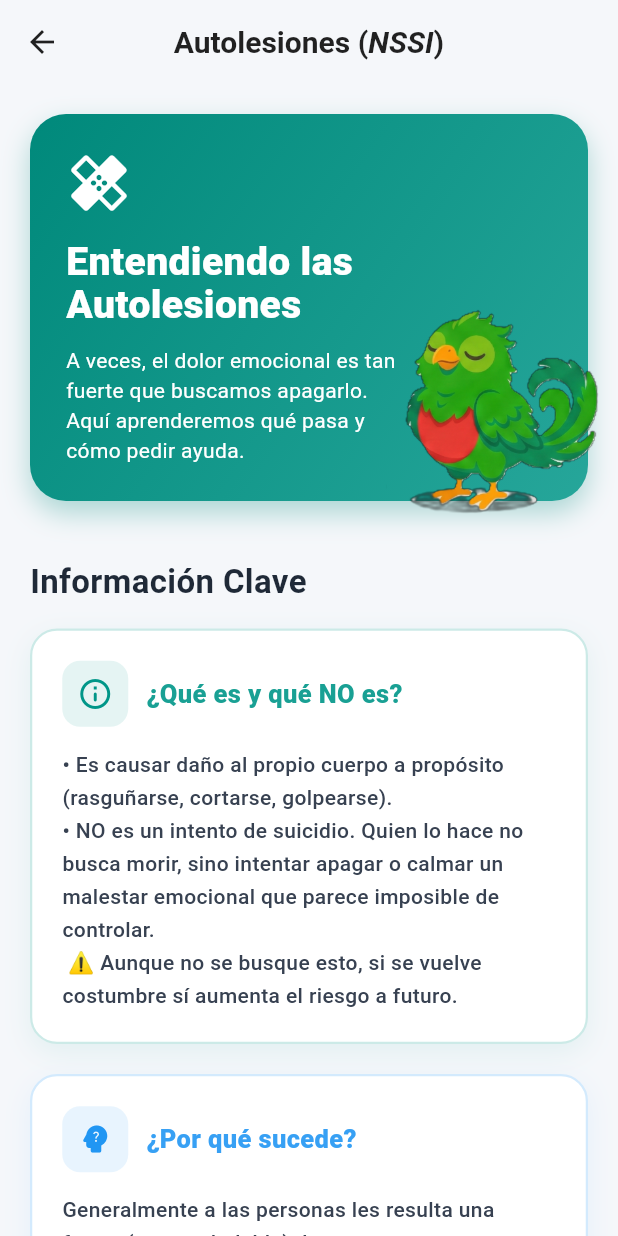
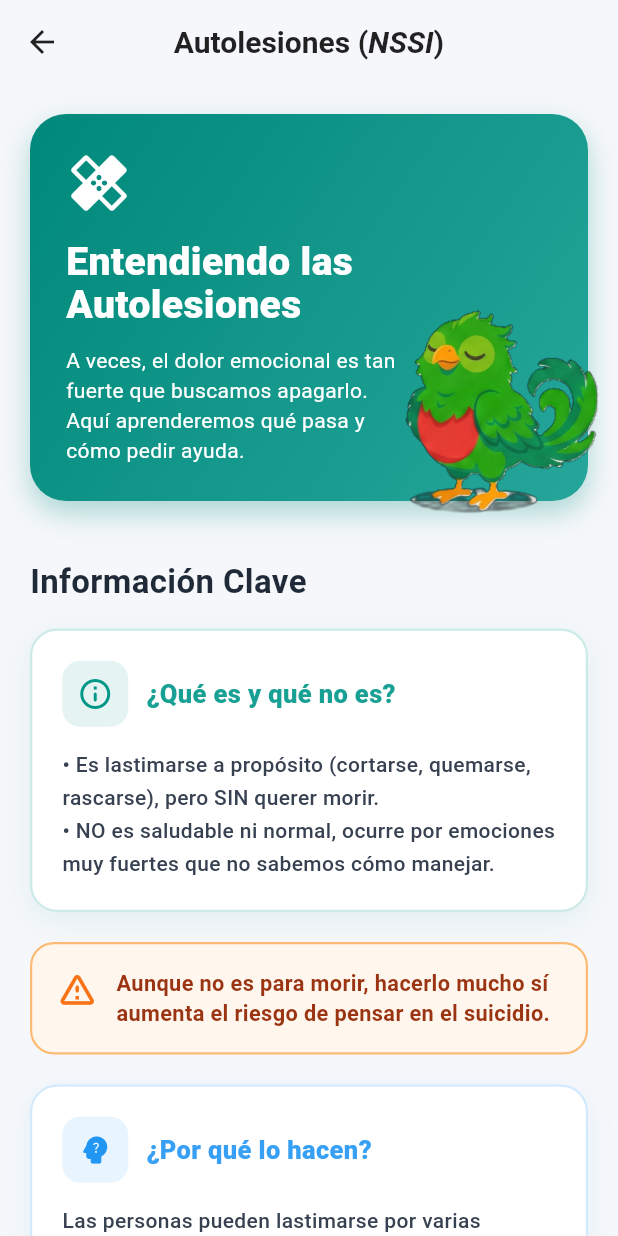
Before and after one commit to opelo1209/APPlicatuMente, a Flutter app: the ModuloAutolesiones screen opened directly, on a phone screen of 412 x 824 dp. Run offline on Flutter 3.47's test engine with Material 3 defaults, Android fonts, the phone set to English and light mode, and no system bars; our stand-ins replace font_awesome_flutter, google_sign_in, shared_preferences; accounts and stored records are empty.

Commit message:
feat: Se reformulo la información de los cuestioarios a si como una ajuste a los cuestionarios de el modulo de suicidio

```diff
--- a/lib/pantallas/cuestionarios/cuestionario_autolesion.dart
+++ b/lib/pantallas/cuestionarios/cuestionario_autolesion.dart
@@ -54,7 +54,7 @@ class _CuestionarioAutolesionState extends State<CuestionarioAutolesion> {
       {
         'numero': 1,
         'id': 'cortado_piel',
-        'pregunta': '¿Alguna vez te has cortado la piel sin la intención de terminar con tu vida?',
+        'pregunta': '¿Alguna vez te has hecho cortadas en la piel, pero sin querer hacerte daño grave ni quitarte la vida?',
         'tipo_respuesta': 'binario',
         'respuesta_valor': _q1Respuesta == true ? 1 : 0,
         'respuesta_etiqueta': _q1Respuesta == true ? 'Sí' : 'No',
@@ -82,7 +82,7 @@ class _CuestionarioAutolesionState extends State<CuestionarioAutolesion> {
         {
           'numero': 4,
           'id': 'donde_aprendiste',
-          'pregunta': '¿Dónde aprendiste?',
+          'pregunta': '¿Dónde o cómo te enteraste de hacerlo?',
           'tipo_respuesta': 'texto',
           'respuesta_valor': null,
           'respuesta_etiqueta': _dondeCtrl.text.trim(),
@@ -270,7 +270,7 @@ class _CuestionarioAutolesionState extends State<CuestionarioAutolesion> {
                   _buildInfo(isDark),
                   Text('Pregunta 1', style: labelStyle),
                   const SizedBox(height: 6),
-                  Text('¿Alguna vez te has cortado la piel sin la intención de terminar con tu vida?', style: questionStyle),
+                  Text('¿Alguna vez te has hecho cortadas en la piel, pero sin querer hacerte daño grave ni quitarte la vida?', style: questionStyle),
                   const SizedBox(height: 16),
 
                   // Botones Sí / No
@@ -394,7 +394,7 @@ class _CuestionarioAutolesionState extends State<CuestionarioAutolesion> {
 
                           Text('Pregunta 4', style: labelStyle),
                           const SizedBox(height: 6),
-                          Text('¿Dónde aprendiste?', style: questionStyle),
+                          Text('¿Dónde o cómo te enteraste de hacerlo?', style: questionStyle),
                           const SizedBox(height: 12),
                           TextFormField(
                             controller: _dondeCtrl,
--- a/lib/pantallas/cuestionarios/cuestionarios_modulo1.dart
+++ b/lib/pantallas/cuestionarios/cuestionarios_modulo1.dart
@@ -36,7 +36,7 @@ class _CuestionarioState extends State<Cuestionario> {
       'numero': 1,
       'id': 'deprimido_irritable',
       'tipo': 'likert4',
-      'pregunta': '¿Te has sentido deprimido, irritado o sin esperanza?',
+      'pregunta': '¿Has estado sintiéndote triste, irritado(a) o sin ganas de nada?',
     },
     {
       'bloque': 'PHQ9',
@@ -44,7 +44,7 @@ class _CuestionarioState extends State<Cuestionario> {
       'numero': 2,
       'id': 'poco_interes',
       'tipo': 'likert4',
-      'pregunta': '¿Has sentido poco interés o placer para hacer cosas?',
+      'pregunta': '¿Has sentido falta de interés en las cosas, o que ya casi nada te da placer o gusto, aunque antes sí te gustaran?',
     },
     {
       'bloque': 'PHQ9',
@@ -53,7 +53,7 @@ class _CuestionarioState extends State<Cuestionario> {
       'id': 'sueno',
       'tipo': 'likert4',
       'pregunta':
-          '¿Tienes dificultad para dormirte, quedarte dormido, o duermes demasiado?',
+          '¿Tienes problemas con el sueño? Por ejemplo: ¿te cuesta mucho trabajo dormirte o te despiertas en la madrugada y ya no puedes volver a dormir? O al contrario, ¿duermes tanto que igual sientes que no descansas?',
     },
     {
       'bloque': 'PHQ9',
@@ -61,7 +61,7 @@ class _CuestionarioState extends State<Cuestionario> {
       'numero': 4,
       'id': 'apetito',
       'tipo': 'likert4',
-      'pregunta': '¿Tienes poco apetito, pérdida de peso, o comes demasiado?',
+      'pregunta': '¿Tu apetito ha cambiado mucho? ¿Comes muy poco o demasiado, o has bajado o subido de peso sin querer?',
     },
     {
       'bloque': 'PHQ9',
@@ -69,7 +69,7 @@ class _CuestionarioState extends State<Cuestionario> {
       'numero': 5,
       'id': 'cansancio',
       'tipo': 'likert4',
-      'pregunta': '¿Te sientes cansado o tienes poca energía?',
+      'pregunta': '¿Te sientes cansado(a) o sin energía casi todo el tiempo?',
     },
     {
       'bloque': 'PHQ9',
@@ -78,7 +78,7 @@ class _CuestionarioState extends State<Cuestionario> {
       'id': 'mal_consigo',
       'tipo': 'likert4',
       'pregunta':
-          '¿Te sientes mal por ti mismo, o sientes que eres un fracasado, o que le has fallado a tu familia?',
+          '¿Te sientes mal contigo mismo(a), como si fueras un fracaso o como que les has fallado a las personas que quieres?',
     },
     {
       'bloque': 'PHQ9',
@@ -87,7 +87,7 @@ class _CuestionarioState extends State<Cuestionario> {
       'id': 'concentracion',
       'tipo': 'likert4',
       'pregunta':
-          '¿Tienes problemas para concentrarte en tareas escolares, leer o ver televisión?',
+          '¿Te cuesta concentrarte en la escuela, al leer o incluso al ver una película o serie?',
     },
     {
       'bloque': 'PHQ9',
@@ -96,7 +96,7 @@ class _CuestionarioState extends State<Cuestionario> {
       'id': 'movimiento',
       'tipo': 'likert4',
       'pregunta':
-          '¿Te mueves o hablas tan lentamente que otros pueden notarlo? ¿O al contrario, estás tan inquieto que te mueves más de lo usual?',
+          '¿Te mueves o hablas más lento de lo normal y los demás lo notan? O al revés, ¿estás tan inquieto(a) que no puedes quedarte quieto(a)?',
     },
     {
       'bloque': 'PHQ9',
@@ -105,7 +105,7 @@ class _CuestionarioState extends State<Cuestionario> {
       'id': 'mejor_muerto',
       'tipo': 'likert4',
       'pregunta':
-          '¿Piensas que estarías mejor muerto o de hacerte daño a ti mismo de alguna manera?',
+          '¿Has tenido pensamientos de que estarías mejor muerto(a) o de hacerte daño de alguna forma?',
     },
     // PHQ-9 ── Preguntas 10-12 (binario)
     {
@@ -115,7 +115,7 @@ class _CuestionarioState extends State<Cuestionario> {
       'id': 'deprimido_anio',
       'tipo': 'binario',
       'pregunta':
-          '¿En el año pasado te has sentido deprimido o triste la mayoría de los días?',
+          '¿En el último año te has sentido triste o deprimido(a) la mayor parte del tiempo?',
     },
     {
       'bloque': 'PHQ9',
@@ -124,7 +124,7 @@ class _CuestionarioState extends State<Cuestionario> {
       'id': 'pensar_terminar',
       'tipo': 'binario',
       'pregunta':
-          '¿En el mes pasado hubo algún momento donde pensaste seriamente en terminar con tu vida?',
+          '¿En el último mes hubo algún momento en que pensaste en serio en quitarte la vida?',
     },
     {
       'bloque': 'PHQ9',
@@ -132,7 +132,7 @@ class _CuestionarioState extends State<Cuestionario> {
       'numero': 12,
       'id': 'intento_suicidio',
       'tipo': 'binario',
-      'pregunta': '¿Alguna vez en tu vida, trataste de matarte o suicidarte?',
+      'pregunta': '¿Alguna vez en tu vida intentaste suicidarte o hacerte daño para morir?',
     },
     // C-SSRS ── 5 preguntas (binario)
     {
@@ -142,7 +142,7 @@ class _CuestionarioState extends State<Cuestionario> {
       'id': 'desear_muerto',
       'tipo': 'binario',
       'pregunta':
-          '¿Ha deseado estar muerto(a) o poder dormirse y no despertar?',
+          '¿Has deseado estar muerto(a), o sentido que quisieras dormirte y simplemente no despertar?',
     },
     {
       'bloque': 'CSSRS',
@@ -150,7 +150,7 @@ class _CuestionarioState extends State<Cuestionario> {
       'numero': 2,
       'id': 'idea_suicidarse',
       'tipo': 'binario',
-      'pregunta': '¿Ha tenido realmente la idea de suicidarse?',
+      'pregunta': '¿Has tenido pensamientos de suicidarte, aunque sea por un momento?',
     },
     {
       'bloque': 'CSSRS',
@@ -158,7 +158,7 @@ class _CuestionarioState extends State<Cuestionario> {
       'numero': 3,
       'id': 'como_lo_haria',
       'tipo': 'binario',
-      'pregunta': '¿Ha pensado en cómo llevaría esto a cabo?',
+      'pregunta': '¿Has pensado en cómo lo harías?',
     },
     {
       'bloque': 'CSSRS',
@@ -167,7 +167,7 @@ class _CuestionarioState extends State<Cuestionario> {
       'id': 'intencion_llevarlo',
       'tipo': 'binario',
       'pregunta':
-          '¿Ha tenido estas ideas y en cierto grado la intención de llevarlas a cabo?',
+          '¿Has tenido esos pensamientos y sientes que en parte sí querrías llevarlos a cabo?',
     },
     {
       'bloque': 'CSSRS',
@@ -176,7 +176,7 @@ class _CuestionarioState extends State<Cuestionario> {
       'id': 'detalles_plan',
       'tipo': 'binario',
       'pregunta':
-          '¿Ha comenzado a elaborar los detalles sobre cómo suicidarse? ¿Tiene intención de llevar a cabo ese plan?',
+          '¿Has empezado a pensar en los detalles de cómo hacerlo? ¿Sientes que de verdad quieres o planeas llevarlo a cabo?',
     },
   ];
 
--- a/lib/pantallas/modulos/modulo_autolesiones.dart
+++ b/lib/pantallas/modulos/modulo_autolesiones.dart
@@ -109,38 +109,59 @@ class ModuloAutolesiones extends StatelessWidget {
               const SizedBox(height: 16),
 
               _buildSection(
-                title: '¿Qué es y qué NO es?',
-                content: '• Es causar daño al propio cuerpo a propósito (rasguñarse, cortarse, golpearse).\n• NO es un intento de suicidio. Quien lo hace no busca morir, sino intentar apagar o calmar un malestar emocional que parece imposible de controlar.\n ⚠️ Aunque no se busque esto, si se vuelve costumbre sí aumenta el riesgo a futuro.',
+                title: '¿Qué es y qué no es?',
+                content: '• Es lastimarse a propósito (cortarse, quemarse, rascarse), pero SIN querer morir.\n• NO es saludable ni normal, ocurre por emociones muy fuertes que no sabemos cómo manejar.',
                 icon: Icons.info_outline_rounded,
                 color: Colors.teal,
               ),
 
+              Container(
+                margin: const EdgeInsets.only(bottom: 20),
+                padding: const EdgeInsets.all(16),
+                decoration: BoxDecoration(
+                  color: const Color(0xFFFFF7ED), // Fondo naranja muy suave
+                  borderRadius: BorderRadius.circular(16),
+                  border: Border.all(color: const Color(0xFFFDBA74), width: 1.5), // Borde naranja pastel
+                ),
+                child: Row(
+                  crossAxisAlignment: CrossAxisAlignment.start,
+                  children: const [
+                    Icon(Icons.warning_amber_rounded, color: Color(0xFFF97316), size: 28),
+                    SizedBox(width: 12),
+                    Expanded(
+                      child: Text(
+                        'Aunque no es para morir, hacerlo mucho sí aumenta el riesgo de pensar en el suicidio.',
+                        style: TextStyle(
+                          fontSize: 14.5,
+                          color: Color(0xFF9A3412), // Texto naranja oscuro
+                          height: 1.4,
+                          fontWeight: FontWeight.w600,
+                        ),
+                      ),
+                    ),
+                  ],
+                ),
+              ),
+
               _buildSection(
-                title: '¿Por qué sucede?',
-                content: 'Generalmente a las personas les resulta una forma (poco saludable) de:\n\n1. Bajarle el volumen a emociones intensas como ansiedad, enojo o culpa.\n2. Castigarse por sentirse insuficientes o culpables por algo.\n3. Sentir que tienen "control" sobre algo cuando todo lo de afuera es un caos.\n4. Expresar un grito de ayuda cuando las palabras fallan.',
+                title: '¿Por qué lo hacen?',
+                content: 'Las personas pueden lastimarse por varias razones:\n\n1. Para calmar emociones fuertes (tristeza, enojo, ansiedad).\n2. Para castigarse por sentir mucha culpa o creer que hicieron algo mal.\n3. Para sentir "algo" o sentir control cuando se sienten muy vacíos.\n4. Para mostrar que están sufriendo cuando es difícil usar palabras.',
                 icon: Icons.psychology_alt_rounded,
                 color: Colors.blue,
               ),
 
               _buildSection(
-                title: 'Cosas que pueden influir (Riesgos)',
-                content: '• Pasar por momentos largos de tristeza, estrés o depresión.\n• Haber pasado por bullying o sentirse muy solo/a y rechazado.\n• Traumas del pasado o muchos problemas en casa.\n • Sentir esto no te obliga a hacerlo, pero sí hace que necesites más apoyo emocional).',
+                title: 'Situaciones de riesgo',
+                content: 'Factores que pueden aumentar el riesgo:\n• Depresión o ansiedad.\n• Problemas familiares o bullying.\n• Experiencias traumáticas.\n• Uso de alcohol o drogas.\n\nTener estos problemas no significa que alguien se lastimará, cada uno reacciona distinto.',
                 icon: Icons.report_problem_rounded,
                 color: Colors.orange,
               ),
 
               _buildSection(
-                title: 'Señales a las que prestar atención',
-                content: 'Preocúpate o pide ayuda si notas:\n• Uso de suéteres/manga larga, incluso cuando hace mucho calor, para esconder marcas.\n• Te sientes frecuentemente "vacío/a" o desconectado/a.\n• Rasguños o cortes sin una explicación lógica y frecuente.',
-                icon: Icons.search_rounded,
+                title: '¿Qué más puedo hacer?',
+                content: 'Sentirse triste o enojado es parte de la vida, pero hay formas sanas de manejarlo como:\n• Hablar con alguien de confianza o un psicólogo.\n• Escribir lo que sientes.\n• Hacer ejercicio o escuchar música.\n\nPedir ayuda no es debilidad. Es un acto de valentía.',
+                icon: Icons.favorite_border_rounded,
                 color: Colors.purple,
-              ),
-
-              _buildSection(
-                title: '¿Qué pasa si no se detiene?',
-                content: '• El problema real no desaparece, solo se pone en "pausa" un rato y el dolor vuelve más fuerte.\n• Riesgo a causarse daños médicos mayores o cicatrices permanentes.\n• Con el tiempo, se siente como la única forma de aliviar el estrés. ¡Y eso te limita a aprender otras maneras más sanas!',
-                icon: Icons.trending_down_rounded,
-                color: Colors.redAccent,
               ),
 
               const SizedBox(height: 16),
```
Also changed, not shown: 3 other files.
